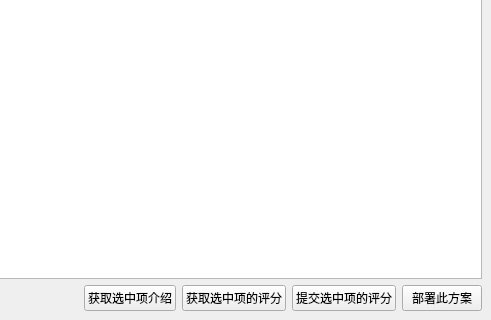
Above: UI/AutoConfig.ui from gfdgd-xi/deep-wine-runner before the change; both pictures show x 309 to 800 and y 280 to 600 of the 800 by 600 pixel window. Below: the same form after it.
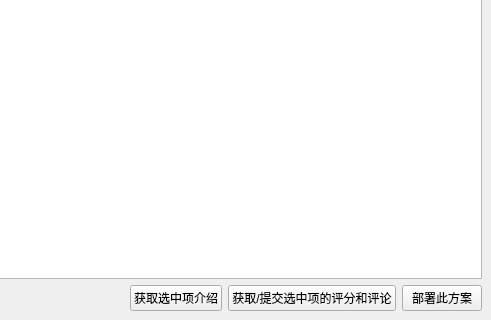
That is the form after the change.

Commit message: 修改自动配置脚本UI布局

```diff
--- a/UI/AutoConfig.ui
+++ b/UI/AutoConfig.ui
@@ -64,14 +64,7 @@
       <item>
        <widget class="QPushButton" name="getFen">
         <property name="text">
-         <string>获取选中项的评分</string>
-        </property>
-       </widget>
-      </item>
-      <item>
-       <widget class="QPushButton" name="uploadFen">
-        <property name="text">
-         <string>提交选中项的评分</string>
+         <string>获取/提交选中项的评分和评论</string>
         </property>
        </widget>
       </item>
```
The commit also changes 3 other files.
